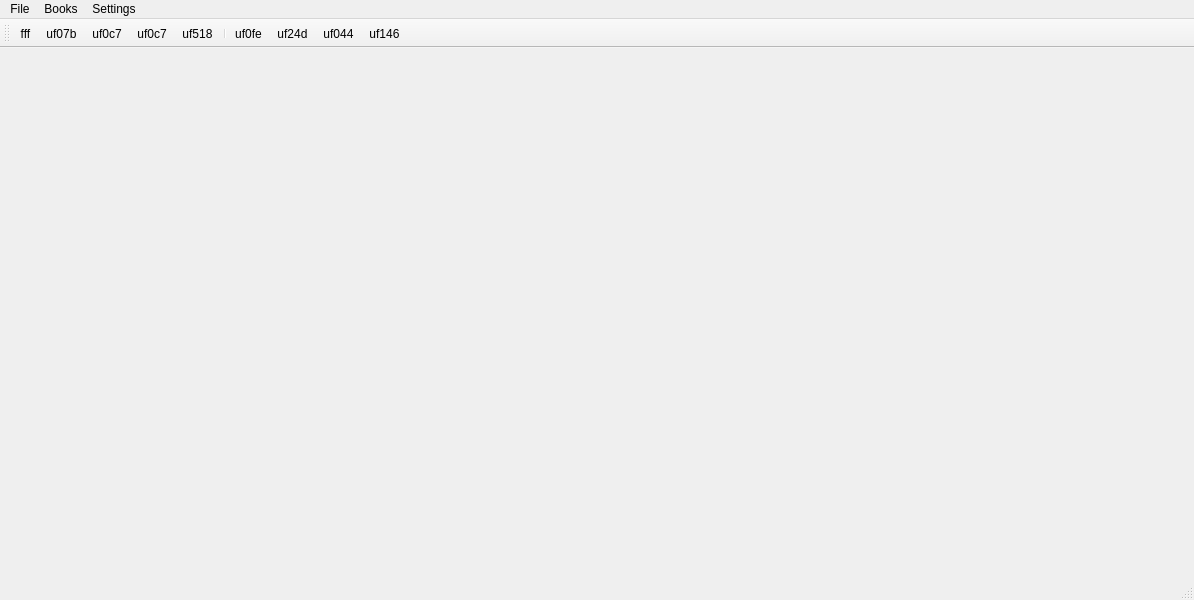
Old version of the form application.ui in the repository aksi1984/Home-library.
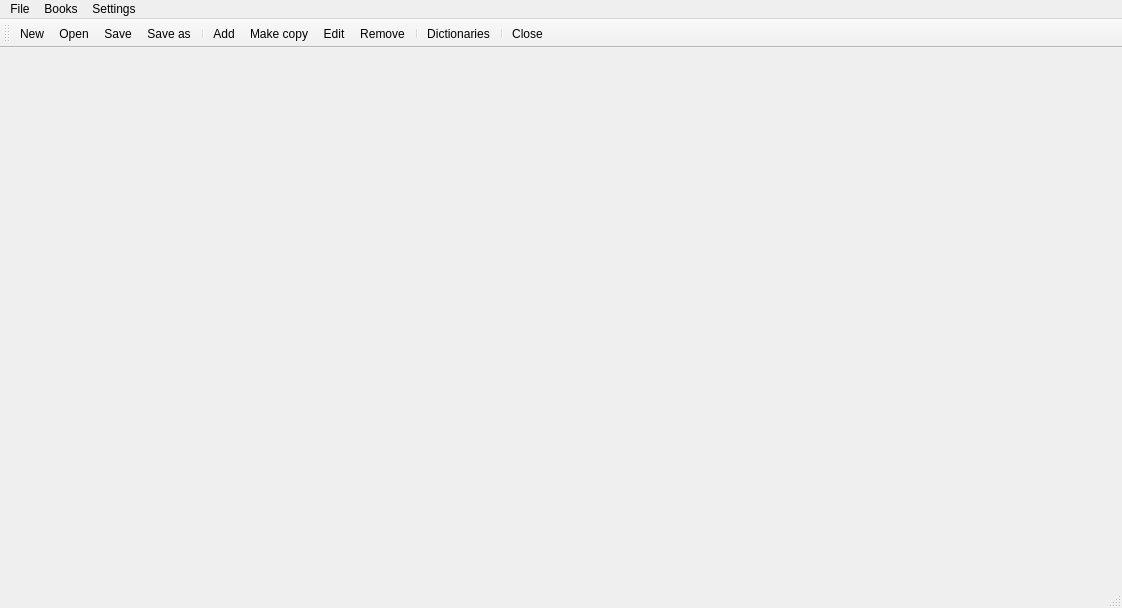
New version of the form. Icons and pictures are not drawn.

```diff
--- a/application.ui
+++ b/application.ui
@@ -6,8 +6,8 @@
    <rect>
     <x>0</x>
     <y>0</y>
-    <width>1194</width>
-    <height>600</height>
+    <width>1122</width>
+    <height>608</height>
    </rect>
   </property>
   <property name="windowTitle">
@@ -19,8 +19,8 @@
     <rect>
      <x>0</x>
      <y>0</y>
-     <width>1194</width>
-     <height>22</height>
+     <width>1122</width>
+     <height>21</height>
     </rect>
    </property>
    <widget class="QMenu" name="menuFile">
@@ -56,8 +56,20 @@
   </widget>
   <widget class="QStatusBar" name="statusbar"/>
   <widget class="QToolBar" name="toolBar">
+   <property name="sizePolicy">
+    <sizepolicy hsizetype="Expanding" vsizetype="Fixed">
+     <horstretch>0</horstretch>
+     <verstretch>0</verstretch>
+    </sizepolicy>
+   </property>
    <property name="windowTitle">
-    <string>toolBar_2</string>
+    <string>toolBar</string>
+   </property>
+   <property name="toolTipDuration">
+    <number>-3</number>
+   </property>
+   <property name="toolButtonStyle">
+    <enum>Qt::ToolButtonTextUnderIcon</enum>
    </property>
    <attribute name="toolBarArea">
     <enum>TopToolBarArea</enum>
@@ -65,16 +77,19 @@
    <attribute name="toolBarBreak">
     <bool>false</bool>
    </attribute>
-   <addaction name="toolBarActionNew"/>
-   <addaction name="toolBarActionOpen"/>
-   <addaction name="toolBarActionSave"/>
-   <addaction name="toolBarActionSaveAs"/>
-   <addaction name="toolBarActionClose"/>
+   <addaction name="actionNew"/>
+   <addaction name="actionOpen"/>
+   <addaction name="actionSave"/>
+   <addaction name="actionSave_as"/>
    <addaction name="separator"/>
-   <addaction name="toolBarActionAdd"/>
-   <addaction name="toolBarActionMakeCopy"/>
-   <addaction name="toolBarActionEdit"/>
-   <addaction name="toolBarActionRemove"/>
+   <addaction name="actionAdd"/>
+   <addaction name="actionMakeCopy"/>
+   <addaction name="actionEdit"/>
+   <addaction name="actionRemove"/>
+   <addaction name="separator"/>
+   <addaction name="actionDictionaries"/>
+   <addaction name="separator"/>
+   <addaction name="actionClose"/>
   </widget>
   <action name="actionNew">
    <property name="text">
```
Left out of the diff: 80 changed lines with no effect on the pictures.
